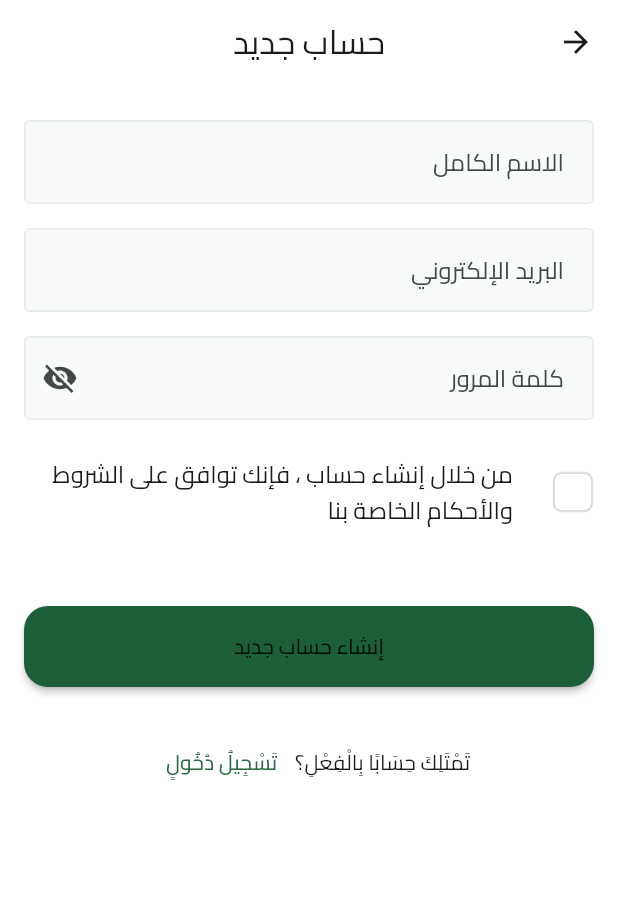
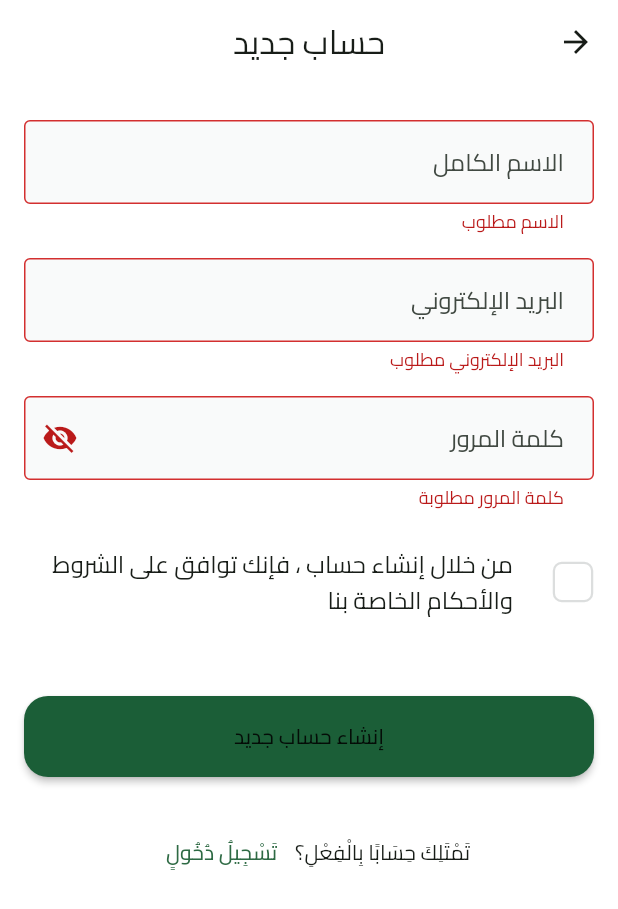
Before and after one commit to Mahmoud-Adel-Ali/Fruit_Hub_E_Commerce_App, a Flutter app: the SignupView screen opened by its route, after a tap on "إنشاء حساب جديد", on a phone screen of 412 x 824 dp. Shown: the top 909 px of the screen. Run offline on Flutter 3.47's test engine with Material 3 defaults, Android fonts, the phone set to English and light mode, and no system bars; drawn by our look-alikes of modal_progress_hud_nsn; our stand-ins replace bloc, dartz, dots_indicator, firebase_auth, firebase_core, flutter_bloc and 3 more; accounts and stored records are empty.

Commit message:
Trigger signup cubit.

```diff
--- a/lib/core/services/firebase_auth_service.dart
+++ b/lib/core/services/firebase_auth_service.dart
@@ -14,16 +14,17 @@ class FirebaseAuthService {
       return credential.user!;
     } on FirebaseAuthException catch (e) {
       if (e.code == 'weak-password') {
-        throw CustomException(message: 'The password provided is too weak.');
+        throw CustomException(message: 'كلمة المرور المدخلة ضعيفة جدًا.');
       } else if (e.code == 'email-already-in-use') {
         throw CustomException(
-          message: 'The account already exists for that email.',
+          message:
+              'يوجد حساب مسجل بالفعل بهذا البريد الإلكتروني , الرجاء تسجيل الدخول.',
         );
       } else {
-        throw CustomException(message: 'Failed to create user , try again.');
+        throw CustomException(message: 'فشل إنشاء الحساب , حاول مرة أخرى.');
       }
     } catch (e) {
-      throw CustomException(message: 'Failed to create user , try again.');
+      throw CustomException(message: 'فشل إنشاء الحساب , حاول مرة أخرى.');
     }
   }
 }
--- a/lib/core/widgets/custom_email_text_form_field.dart
+++ b/lib/core/widgets/custom_email_text_form_field.dart
@@ -5,6 +5,7 @@ class CustomEmailTextFormField extends StatelessWidget {
   const CustomEmailTextFormField({super.key, this.controller});
   final TextEditingController? controller;
   @override
+
   Widget build(BuildContext context) {
     return CustomTextFormField(
       hintText: 'البريد الإلكتروني',
--- a/lib/features/auth/presentation/views/widgets/signup_form.dart
+++ b/lib/features/auth/presentation/views/widgets/signup_form.dart
@@ -1,32 +1,65 @@
 import 'dart:developer';
 
 import 'package:flutter/material.dart';
+import 'package:flutter_bloc/flutter_bloc.dart';
 
 import '../../../../../core/widgets/custom_button.dart';
 import '../../../../../core/widgets/custom_email_text_form_field.dart';
 import '../../../../../core/widgets/custom_name_text_form_field.dart';
 import '../../../../../core/widgets/custom_password_text_form_field.dart';
+import '../../cubits/signup_cubit/signup_cubit.dart';
 import 'terms_and_conditions_section.dart';
 
-class SignupForm extends StatelessWidget {
+class SignupForm extends StatefulWidget {
   const SignupForm({super.key});
 
   @override
+  State<SignupForm> createState() => _SignupFormState();
+}
+
+class _SignupFormState extends State<SignupForm> {
+  final formKey = GlobalKey<FormState>();
+  AutovalidateMode autovalidateMode = AutovalidateMode.disabled;
+
+  // controllers
+  var nameController = TextEditingController();
+  var emailController = TextEditingController();
+  var passwordController = TextEditingController();
+  @override
   Widget build(BuildContext context) {
-    return Column(
+    return Form(
+      key: formKey,
+      autovalidateMode: autovalidateMode,
+      child: Column(
         spacing: 16,
         children: [
-        const CustomNameTextFormField(),
-        const CustomEmailTextFormField(),
-        const CustomPasswordTextFormField(),
+          CustomNameTextFormField(controller: nameController),
+          CustomEmailTextFormField(controller: emailController),
+          CustomPasswordTextFormField(controller: passwordController),
           TermsAndConditionsSection(
             onChanged: (value) {
               log("checkbox value: $value");
             },
           ),
           const SizedBox(height: 12),
-        CustomButton(text: "إنشاء حساب جديد", onPressed: () {}),
+          CustomButton(
+            text: "إنشاء حساب جديد",
+            onPressed: () {
+              if (formKey.currentState!.validate()) {
+                autovalidateMode = AutovalidateMode.disabled;
+                formKey.currentState!.save();
+                context.read<SignupCubit>().createUserWithEmailAndPassword(
+                  name: nameController.text,
+                  email: emailController.text,
+                  password: passwordController.text,
+                );
+              } else {
+                autovalidateMode = AutovalidateMode.always;
+              }
+            },
+          ),
         ],
+      ),
     );
   }
 }
--- a/lib/features/auth/presentation/views/widgets/signup_view_body_bloc_consumer.dart
+++ b/lib/features/auth/presentation/views/widgets/signup_view_body_bloc_consumer.dart
@@ -1,6 +1,7 @@
 import 'package:flutter/material.dart';
 import 'package:flutter_bloc/flutter_bloc.dart';
 import 'package:fruit_hub_e_commerce_app/features/auth/presentation/cubits/signup_cubit/signup_cubit.dart';
+import 'package:modal_progress_hud_nsn/modal_progress_hud_nsn.dart';
 
 import '../login_view.dart';
 import 'signup_view_body.dart';
@@ -14,10 +15,17 @@ class SignupViewBodyBlocConsumer extends StatelessWidget {
       listener: (context, state) {
         if (state is SignupSuccess) {
           Navigator.of(context).pushReplacementNamed(LoginView.routeName);
+        } else if (state is SignupFailure) {
+          ScaffoldMessenger.of(context).showSnackBar(
+            SnackBar(content: Text(state.message), backgroundColor: Colors.red),
+          );
         }
       },
       builder: (context, state) {
-        return const SignupViewBody();
+        return ModalProgressHUD(
+          inAsyncCall: state is SignupLoading,
+          child: const SignupViewBody(),
+        );
       },
     );
   }
--- a/pubspec.yaml
+++ b/pubspec.yaml
@@ -42,6 +42,7 @@ dependencies:
   flutter_svg: ^2.2.0
   get_it: ^8.0.3
   intl: null
+  modal_progress_hud_nsn: ^0.5.1
   shared_preferences: ^2.5.3
 
 dev_dependencies:
```
Also changed, not shown: pubspec.lock. Lines whose indentation alone changed are shown as unchanged.
